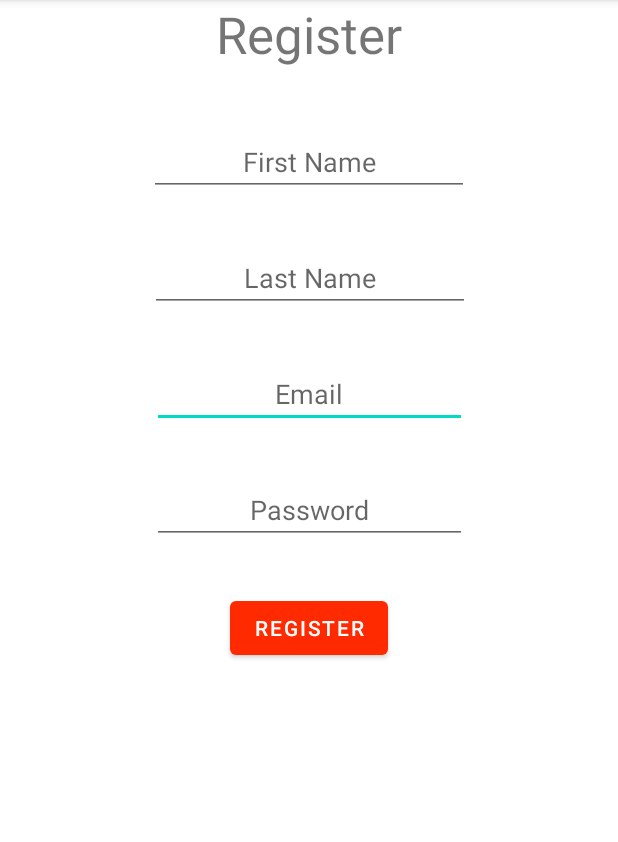
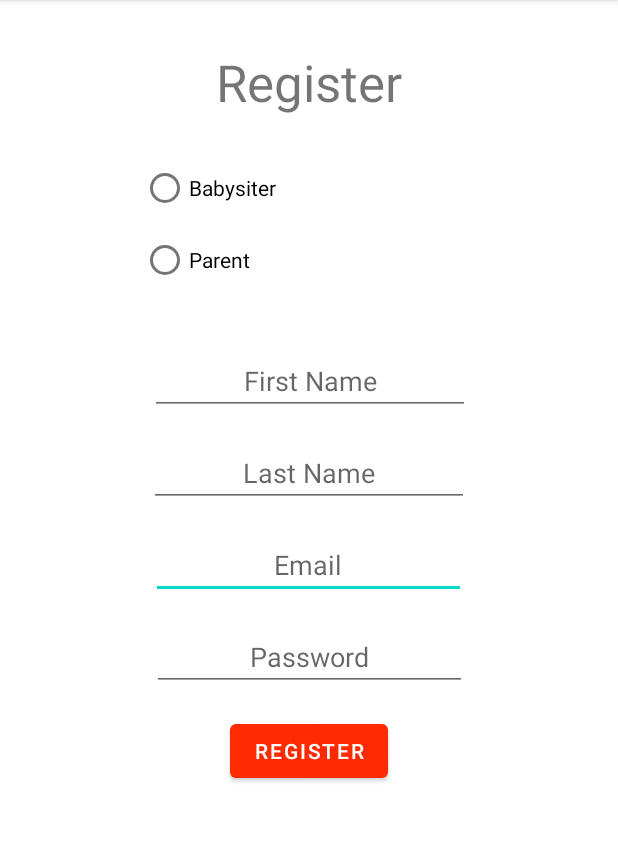
Before and after one commit to Dvirperkin/BabySitBook, an Android app: the RegisterActivity screen opened directly, with no data from a screen before it, on a phone screen of 412 x 824 dp, the part 84-926 px from its top. Run offline under Robolectric (Android 15) with nearby library versions, the phone set to English and light mode, and no system bars; our stand-ins replace Firebase (no records; nobody signed in at launch, a user with empty details on screens opened directly).

Commit message:
Firebase DataBase
Created:
Database.
Parent.kt
Babysitter.kt

Modified:
RegisterActivity.kt - Sign users details into the database.

```diff
--- a/app/build.gradle
+++ b/app/build.gradle
@@ -40,6 +40,7 @@ dependencies {
     implementation 'com.google.android.material:material:1.4.0'
     implementation 'androidx.constraintlayout:constraintlayout:2.1.2'
     implementation 'com.google.firebase:firebase-auth-ktx:21.0.1'
+    implementation 'com.google.firebase:firebase-database-ktx:20.0.3'
     testImplementation 'junit:junit:4.+'
     androidTestImplementation 'androidx.test.ext:junit:1.1.3'
     androidTestImplementation 'androidx.test.espresso:espresso-core:3.4.0'
--- a/app/src/main/java/com/example/babysitbook/HomeActivity.kt
+++ b/app/src/main/java/com/example/babysitbook/HomeActivity.kt
@@ -4,12 +4,16 @@ import android.content.Intent
 import androidx.appcompat.app.AppCompatActivity
 import android.os.Bundle
 import android.view.View
+import android.widget.Toast
 import com.google.firebase.auth.FirebaseAuth
 import com.google.firebase.auth.ktx.auth
+import com.google.firebase.database.ktx.database
 import com.google.firebase.ktx.Firebase
 
 class HomeActivity : AppCompatActivity() {
 
+    //private val database = Firebase.database("https://babysitbook-4e036-default-rtdb.europe-west1.firebasedatabase.app")
+    //private val myRef = database.getReference("Users/Babysiter")
     private lateinit var auth: FirebaseAuth
 
     override fun onCreate(savedInstanceState: Bundle?) {
@@ -22,4 +26,5 @@ class HomeActivity : AppCompatActivity() {
         auth.signOut()
         startActivity(Intent(this, LoginActivity::class.java))
     }
+
 }
--- a/app/src/main/java/com/example/babysitbook/RegisterActivity.kt
+++ b/app/src/main/java/com/example/babysitbook/RegisterActivity.kt
@@ -5,24 +5,37 @@ import androidx.appcompat.app.AppCompatActivity
 import android.os.Bundle
 import android.view.View
 import android.widget.EditText
+import android.widget.RadioButton
 import android.widget.Toast
 import com.google.firebase.auth.AuthResult
 import com.google.firebase.auth.FirebaseAuth
 import com.google.firebase.auth.ktx.auth
+import com.google.firebase.database.ktx.database
 import com.google.firebase.ktx.Firebase
 
 class RegisterActivity : AppCompatActivity() {
-
+    private val database = Firebase.database("https://babysitbook-4e036-default-rtdb.europe-west1.firebasedatabase.app")
+    private val babysitterRef = database.getReference("Users/Babysiters")
+    private val parentRef = database.getReference("Users/Parents")
     private lateinit var auth: FirebaseAuth
+    private  lateinit var babysitter: RadioButton
+    private  lateinit var parent: RadioButton
     private lateinit var email: EditText
     private lateinit var password: EditText
+    private lateinit var firstName: EditText
+    private lateinit var lastName: EditText
+
 
     override fun onCreate(savedInstanceState: Bundle?) {
         super.onCreate(savedInstanceState)
         setContentView(R.layout.activity_register)
         auth = Firebase.auth
+        babysitter = findViewById(R.id.Babysiter)
+        parent = findViewById(R.id.Parent)
         email = findViewById(R.id.Email)
         password = findViewById(R.id.Password)
+        firstName = findViewById(R.id.FirstName)
+        lastName  = findViewById(R.id.LastName)
     }
 
     fun register(view: View) {
@@ -32,6 +45,21 @@ class RegisterActivity : AppCompatActivity() {
     private fun createUser() {
         auth.createUserWithEmailAndPassword(email.text.toString(), password.text.toString()).addOnCompleteListener(this) { task ->
             if (task.isSuccessful) {
+                if(parent.isChecked) {
+                    val user = Parent(firstName.text.toString(), lastName.text.toString(), email.text.toString(),26, "Israel", "Jerusalem")
+                    val currentUserUid = auth.currentUser?.uid
+                    if(currentUserUid != null) {
+                        parentRef.child(currentUserUid.toString()).setValue(user)
+                    }
+                }
+                else if(babysitter.isChecked){
+                    val user = Babysitter(firstName.text.toString(), lastName.text.toString(), email.text.toString(), 26, "Israel", "Jerusalem")
+                    val currentUserUid = auth.currentUser?.uid
+                    if(currentUserUid != null) {
+                        babysitterRef.child(currentUserUid.toString()).setValue(user)
+                    }
+                }
+
                 Toast.makeText(this, "User registered successfully", Toast.LENGTH_SHORT).show()
                 startActivity(Intent(this, LoginActivity::class.java))
             } else {
--- /dev/null
+++ b/app/src/main/java/com/example/babysitbook/User.kt
@@ -0,0 +1,11 @@
+package com.example.babysitbook
+
+interface User {
+    val firstName: String
+    val lastName: String
+    val email: String
+    val age: Int
+    val country: String
+    val city: String
+
+}
--- a/app/src/main/res/layout/activity_register.xml
+++ b/app/src/main/res/layout/activity_register.xml
@@ -10,10 +10,10 @@
         android:id="@+id/textView2"
         android:layout_width="127dp"
         android:layout_height="53dp"
+        android:layout_marginTop="32dp"
         android:text="Register"
         android:textAlignment="center"
         android:textSize="34sp"
-        app:layout_constraintBottom_toTopOf="@+id/FirstName"
         app:layout_constraintEnd_toEndOf="parent"
         app:layout_constraintHorizontal_bias="0.5"
         app:layout_constraintStart_toStartOf="parent"
@@ -23,14 +23,13 @@
         android:id="@+id/Email"
         android:layout_width="210dp"
         android:layout_height="wrap_content"
-        android:layout_marginTop="32dp"
+        android:layout_marginTop="16dp"
         android:ems="10"
         android:hint="@string/EMAIL"
         android:inputType="textEmailAddress"
         android:textAlignment="center"
-        app:layout_constraintBottom_toTopOf="@+id/Password"
         app:layout_constraintEnd_toEndOf="parent"
-        app:layout_constraintHorizontal_bias="0.5"
+        app:layout_constraintHorizontal_bias="0.497"
         app:layout_constraintStart_toStartOf="parent"
         app:layout_constraintTop_toBottomOf="@+id/LastName" />
 
@@ -38,7 +37,7 @@
         android:id="@+id/Password"
         android:layout_width="210dp"
         android:layout_height="wrap_content"
-        android:layout_marginTop="32dp"
+        android:layout_marginTop="16dp"
         android:ems="10"
         android:hint="@string/PASSWORD"
         android:inputType="textPassword"
@@ -57,24 +56,20 @@
         android:hint="@string/FIRST_NAME"
         android:inputType="textPersonName"
         android:textAlignment="center"
-        app:layout_constraintBottom_toTopOf="@+id/LastName"
         app:layout_constraintEnd_toEndOf="parent"
-        app:layout_constraintHorizontal_bias="0.5"
+        app:layout_constraintHorizontal_bias="0.505"
         app:layout_constraintStart_toStartOf="parent"
-        app:layout_constraintTop_toBottomOf="@+id/textView2" />
+        app:layout_constraintTop_toBottomOf="@+id/radioGroup" />
 
     <EditText
         android:id="@+id/LastName"
         android:layout_width="wrap_content"
         android:layout_height="wrap_content"
-        android:layout_marginStart="101dp"
-        android:layout_marginTop="32dp"
-        android:layout_marginEnd="100dp"
+        android:layout_marginTop="16dp"
         android:ems="10"
         android:hint="@string/LAST_NAME"
         android:inputType="textPersonName"
         android:textAlignment="center"
-        app:layout_constraintBottom_toTopOf="@+id/Email"
         app:layout_constraintEnd_toEndOf="parent"
         app:layout_constraintStart_toStartOf="parent"
         app:layout_constraintTop_toBottomOf="@+id/FirstName" />
@@ -83,11 +78,35 @@
         android:id="@+id/button3"
         android:layout_width="wrap_content"
         android:layout_height="wrap_content"
-        android:layout_marginTop="32dp"
+        android:layout_marginTop="16dp"
         android:onClick="register"
         android:text="@string/REGISTER"
         app:layout_constraintEnd_toEndOf="parent"
         app:layout_constraintStart_toStartOf="parent"
         app:layout_constraintTop_toBottomOf="@+id/Password" />
 
+    <RadioGroup
+        android:id="@+id/radioGroup"
+        android:layout_width="222dp"
+        android:layout_height="98dp"
+        android:layout_marginTop="16dp"
+        app:layout_constraintEnd_toEndOf="parent"
+        app:layout_constraintHorizontal_bias="0.494"
+        app:layout_constraintStart_toStartOf="parent"
+        app:layout_constraintTop_toBottomOf="@+id/textView2">
+
+
+        <RadioButton
+            android:id="@+id/Babysiter"
+            android:layout_width="match_parent"
+            android:layout_height="wrap_content"
+            android:text="@string/BABYSITER" />
+
+        <RadioButton
+            android:id="@+id/Parent"
+            android:layout_width="match_parent"
+            android:layout_height="wrap_content"
+            android:text="@string/PARENT" />
+    </RadioGroup>
+
 </androidx.constraintlayout.widget.ConstraintLayout>
--- a/app/src/main/res/values/strings.xml
+++ b/app/src/main/res/values/strings.xml
@@ -1,9 +1,12 @@
 <resources>
     <string name="app_name">BabySitBook</string>
+    <string name="BABYSITER">Babysiter</string>
+    <string name="PARENT">Parent</string>
     <string name="EMAIL">Email</string>
     <string name="PASSWORD">Password</string>
     <string name="FIRST_NAME">First Name</string>
     <string name="LAST_NAME">Last Name</string>
     <string name="REGISTER">Register</string>
     <string name="LOGIN">Login</string>
+
 </resources>
```
Also changed, not shown: app/src/main/java/com/example/babysitbook/Babysitter.kt (added, +16 -0 lines), app/src/main/java/com/example/babysitbook/Parent.kt (added, +12 -0 lines), app/src/main/res/layout/activity_home.xml (+13 -1 lines), 1 other file.
